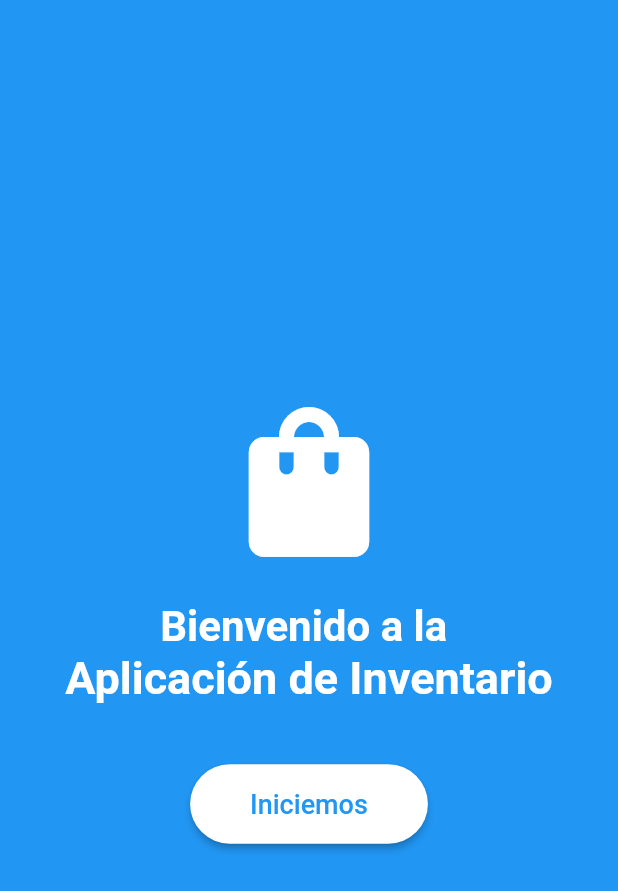
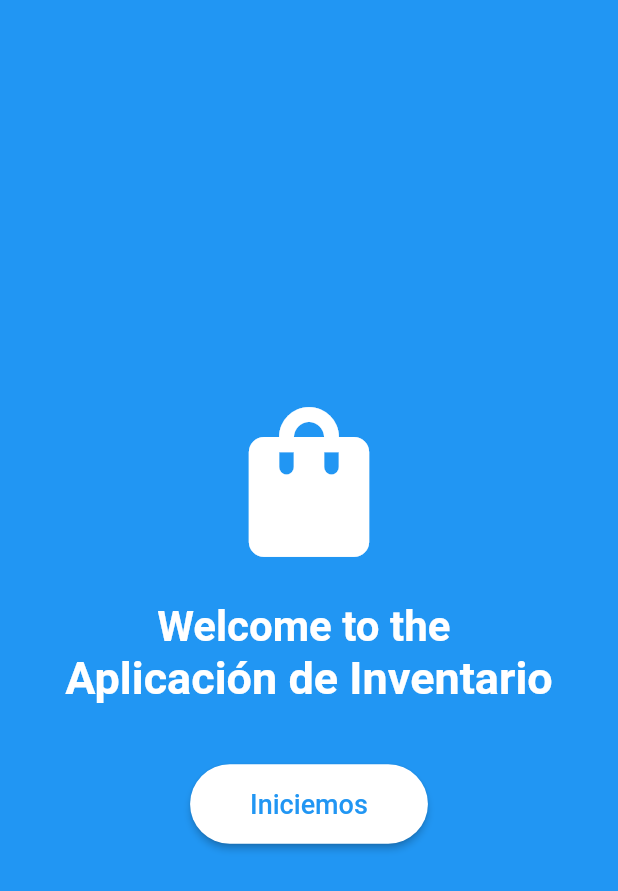
Before and after one commit to Rod17455/app_inventario, a Flutter app: the screen it shows after launch, after a tap on "Login", on a phone screen of 412 x 824 dp. Shown: the top 891 px of the screen. Run offline on Flutter 3.47's test engine with Material 2 defaults, Android fonts, the light colour scheme and no system bars.

Commit message:
Cambio de bienvenido

```diff
--- a/lib/welcome_screen.dart
+++ b/lib/welcome_screen.dart
@@ -16,7 +16,7 @@ class WelcomeScreen extends StatelessWidget {
             ),
             SizedBox(height: 20.0),
             Text(
-              "Bienvenido a la ",
+              "Welcome to the ",
               style: TextStyle(
                 fontSize: 28.0,
                 fontWeight: FontWeight.bold,
```
